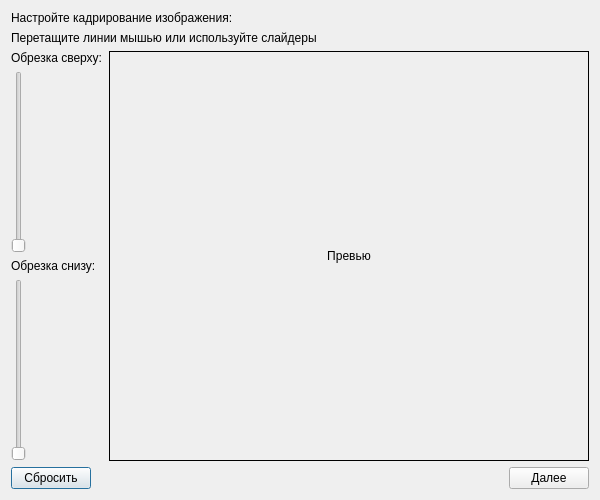
Before: the Qt Designer form CropDialog.ui in FDzerzhinsky/Qt_AngleRegressor, drawn with Qt 5.
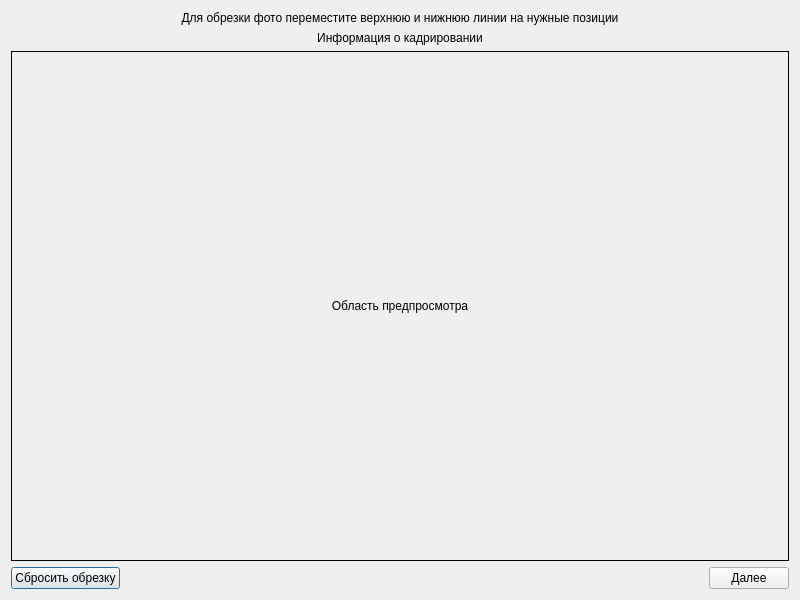
After: the same form once the commit is applied.

Commit message: Довёл до ума форму кадрирования

The edit to the form file:
```diff
--- a/CropDialog.ui
+++ b/CropDialog.ui
@@ -6,9 +6,21 @@
    <rect>
     <x>0</x>
     <y>0</y>
+				<width>800</width>
+				<height>600</height>
+			</rect>
+		</property>
+		<property name="sizePolicy">
+			<sizepolicy hsizetype="Expanding" vsizetype="Expanding">
+				<horstretch>0</horstretch>
+				<verstretch>0</verstretch>
+			</sizepolicy>
+		</property>
+		<property name="minimumSize">
+			<size>
     <width>600</width>
     <height>500</height>
-   </rect>
+			</size>
   </property>
   <property name="windowTitle">
    <string>Кадрирование изображения</string>
@@ -17,53 +29,31 @@
    <item>
     <widget class="QLabel" name="titleLabel">
      <property name="text">
-      <string>Настройте кадрирование изображения:</string>
+						<string>Для обрезки фото переместите верхнюю и нижнюю линии на нужные позиции</string>
+					</property>
+					<property name="alignment">
+						<set>Qt::AlignCenter</set>
      </property>
     </widget>
    </item>
    <item>
     <widget class="QLabel" name="infoLabel">
      <property name="text">
-      <string>Перетащите линии мышью или используйте слайдеры</string>
-     </property>
-    </widget>
-   </item>
-   <item>
-    <layout class="QHBoxLayout" name="controlsLayout">
-     <item>
-      <layout class="QVBoxLayout" name="leftControls">
-       <item>
-        <widget class="QLabel" name="topLabel">
-         <property name="text">
-          <string>Обрезка сверху:</string>
-         </property>
-        </widget>
-       </item>
-       <item>
-        <widget class="QSlider" name="topSlider">
-         <property name="orientation">
-          <enum>Qt::Orientation::Vertical</enum>
-         </property>
-        </widget>
-       </item>
-       <item>
-        <widget class="QLabel" name="bottomLabel">
-         <property name="text">
-          <string>Обрезка снизу:</string>
-         </property>
-        </widget>
-       </item>
-       <item>
-        <widget class="QSlider" name="bottomSlider">
-         <property name="orientation">
-          <enum>Qt::Orientation::Vertical</enum>
-         </property>
-        </widget>
-       </item>
-      </layout>
+						<string>Информация о кадрировании</string>
+					</property>
+					<property name="alignment">
+						<set>Qt::AlignCenter</set>
+					</property>
+				</widget>
      </item>
      <item>
       <widget class="QLabel" name="previewLabel">
+					<property name="sizePolicy">
+						<sizepolicy hsizetype="Expanding" vsizetype="Expanding">
+							<horstretch>0</horstretch>
+							<verstretch>0</verstretch>
+						</sizepolicy>
+					</property>
        <property name="minimumSize">
         <size>
          <width>400</width>
@@ -74,21 +64,19 @@
         <enum>QFrame::Shape::Box</enum>
        </property>
        <property name="text">
-        <string>Превью</string>
+						<string>Область предпросмотра</string>
        </property>
        <property name="alignment">
-        <set>Qt::AlignmentFlag::AlignCenter</set>
-       </property>
-      </widget>
-     </item>
-    </layout>
+						<set>Qt::AlignCenter</set>
+					</property>
+				</widget>
    </item>
    <item>
     <layout class="QHBoxLayout" name="buttonLayout">
      <item>
       <widget class="QPushButton" name="resetButton">
        <property name="text">
-        <string>Сбросить</string>
+								<string>Сбросить обрезку</string>
        </property>
       </widget>
      </item>
```
Left out of the diff: 6 changed lines with no effect on the pictures. Lines whose indentation alone changed are shown as unchanged. The commit also changes 4 other files.
